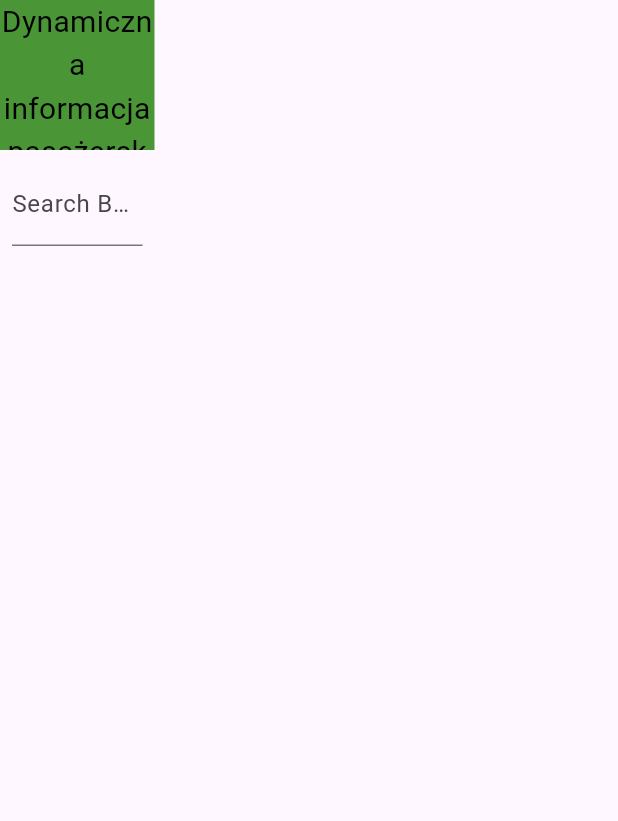
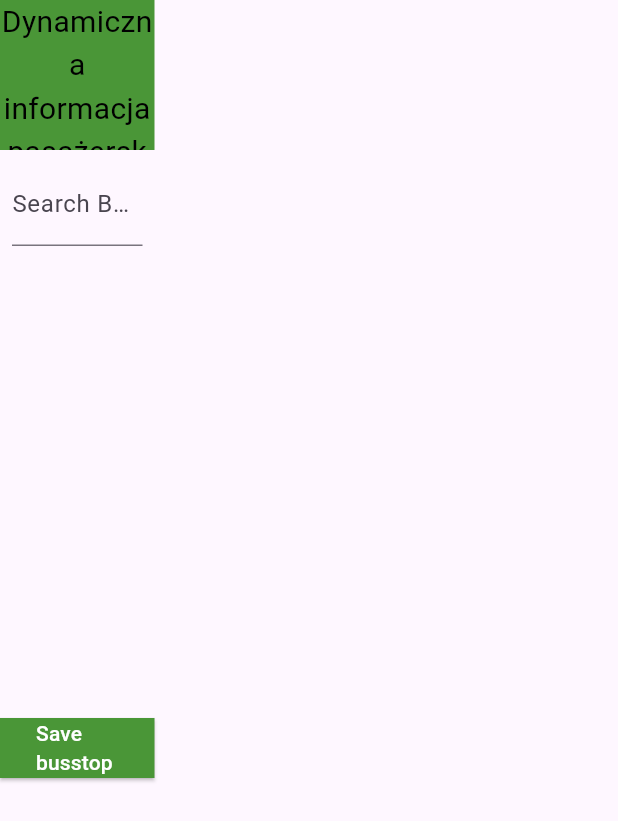
Before and after one commit to mrkuba1/WarsawTransApp, a Flutter app: the screen it shows after launch, on a phone screen of 412 x 824 dp. Shown: the top 821 px of the screen. Run offline on Flutter 3.47's test engine with Material 3 defaults, Android fonts, the phone set to English and light mode, and no system bars; drawn by our look-alikes of flutter_typeahead; our stand-ins replace responsive_builder.

Commit message:
Przyycisk save

```diff
--- /dev/null
+++ b/warsawtransapp/lib/models/favbusinfo.dart
@@ -0,0 +1,12 @@
+import 'package:warsawtransapp/data/busstops/models/busstopdata.dart';
+import 'package:warsawtransapp/data/lines/models/busline.dart';
+
+class FavBusInfo {
+  late final BusstopInfo busstopInfo;
+  late final List<BusLine> busLines;
+
+  FavBusInfo({
+    required this.busstopInfo,
+    required this.busLines,
+  });
+}
--- a/warsawtransapp/lib/pages/home.dart
+++ b/warsawtransapp/lib/pages/home.dart
@@ -8,6 +8,8 @@ import 'package:warsawtransapp/data/lines/models/busline.dart';
 import 'package:warsawtransapp/data/lines/models/busstoplines.dart';
 import 'package:warsawtransapp/data/timetables/models/busroute.dart';
 import 'package:warsawtransapp/data/timetables/models/busroutes.dart';
+import 'package:warsawtransapp/models/favbusinfo.dart';
+import 'package:warsawtransapp/utils/colors.dart';
 import 'package:warsawtransapp/widgets/bus_timetable_widget.dart';
 import 'package:warsawtransapp/widgets/lines_button_widget.dart';
 import 'package:warsawtransapp/widgets/nav_bus_widget.dart';
@@ -30,6 +32,8 @@ class _HomeState extends State<Home> {
   List<BusLine> selectedLines = [];
   List<BusRoute> busroutes = [];
   List<Busroutes> busRoutesList = [];
+  List<BusstopInfo> _data = [];
+  List<FavBusInfo> _favbusinfos = [];
 
   Future<void> fetchBusstopsInfo() async {
     print("POBIERAM DANE");
@@ -134,15 +138,11 @@ class _HomeState extends State<Home> {
                 SizedBox(
                   width: MediaQuery.of(context).size.width / 4,
                   height: 100,
-                  // child: BusStopsSearch(
-                  //   busstopsInfo: downloadBusstopsinfo,
-                  // ),
                   child: SearchWithSuggestionsWidget(
                     busstopsInfo: downloadBusstopsinfo,
                     onSuggestionSelectedCallback: (selectedBusStop) {
                       setState(() {});
                       fetchBusstopLines(selectedBusStop);
-                      // Tutaj możesz wykonać dowolne działania na wybranym przystanku
                       print('Selected bus stop: ${selectedBusStop.name}');
                     },
                   ),
@@ -158,7 +158,7 @@ class _HomeState extends State<Home> {
               children: [
                 SizedBox(
                   width: MediaQuery.of(context).size.width / 4,
-                  height: MediaQuery.of(context).size.height / (4 / 3),
+                  height: MediaQuery.of(context).size.height / 3,
                   child: busstopLines != null && busstopLines!.lines.isNotEmpty
                       ? LinesButtonsWidget(
                           items: busstopLines!.lines,
@@ -167,7 +167,7 @@ class _HomeState extends State<Home> {
                 ),
                 SizedBox(
                   width: MediaQuery.of(context).size.width / (4 / 3),
-                  height: MediaQuery.of(context).size.height / (4 / 3),
+                  height: MediaQuery.of(context).size.height / 3,
                   child: busroutes.isNotEmpty
                       ? BusTimeTableWidget(items: busroutes)
                       : const SizedBox(), // Jeśli nie ma linii autobusowych, nie wyświetlaj widgetu
@@ -178,19 +178,35 @@ class _HomeState extends State<Home> {
               children: [
                 SizedBox(
                   width: MediaQuery.of(context).size.width / 4,
-                  height: 100,
-                  // child: SaveList(
-                  //   selectedLines: selectedLines,
-                  //   busStop: selectedBusStop ??
-                  //       BusstopInfo(
-                  //           id: '',
-                  //           name: '',
-                  //           smallid: '',
-                  //           latitude: '',
-                  //           streetid: '',
-                  //           alitude: '',
-                  //           destionation: ''),
-                  // ),
+                  height: 300,
+                  child: Column(
+                      mainAxisAlignment: MainAxisAlignment.spaceEvenly,
+                      children: [
+                        Container(
+                          width: 200,
+                          child: ElevatedButton(
+                            onPressed: () {
+                              _addSelectedBusStop(selectedBusStop!);
+                            },
+                            style: ButtonStyle(
+                              shape: MaterialStateProperty.all<OutlinedBorder>(
+                                const RoundedRectangleBorder(
+                                  borderRadius: BorderRadius
+                                      .zero, // Brak zaokrąglenia rogów
+                                ),
+                              ),
+                              backgroundColor: MaterialStateProperty.all<Color>(
+                                AppColors.secondary,
+                              ),
+                            ),
+                            child: const Text(
+                              "Save busstop",
+                              style: TextStyle(color: Colors.white),
+                            ),
+                          ),
+                        ),
+                        _buildDataList(),
+                      ]),
                 ),
                 SizedBox(
                   width: MediaQuery.of(context).size.width / (4 / 3),
@@ -204,4 +220,45 @@ class _HomeState extends State<Home> {
       ),
     );
   }
+
+  void _addSelectedBusStop(BusstopInfo selectedBusStop) {
+    setState(() {
+      _data.add(selectedBusStop); // Dodawanie nazwy przystanku
+      //  _favbusinfos.add(FavBusInfo(busstopInfo: selectedBusStop,busLines: busstopLines?.lines));
+    });
+  }
+
+  Widget _buildDataList() {
+    return Expanded(
+      child: ListView.builder(
+        itemCount: _data.length,
+        itemBuilder: (context, index) {
+          return Dismissible(
+            key: UniqueKey(),
+            onDismissed: (direction) {
+              setState(() {
+                _data.removeAt(index);
+              });
+              ScaffoldMessenger.of(context).showSnackBar(const SnackBar(
+                content: Text('Element usunięty'),
+              ));
+            },
+            child: ListTile(
+              onTap: () {
+                _onSelectedBusStopFromList(_data[index]);
+              },
+              title: Text(_data[index].name), // Wyświetlanie nazwy przystanku
+            ),
+          );
+        },
+      ),
+    );
+  }
+
+  void _onSelectedBusStopFromList(BusstopInfo selectedBusStop) {
+    setState(() {
+      this.selectedBusStop = selectedBusStop;
+    });
+    fetchBusstopLines(selectedBusStop);
+  }
 }
--- a/warsawtransapp/lib/widgets/nav_bus_widget.dart
+++ b/warsawtransapp/lib/widgets/nav_bus_widget.dart
@@ -1,38 +1,36 @@
-// ignore_for_file: prefer_const_constructors
-
 import 'package:flutter/material.dart';
 import 'package:responsive_builder/responsive_builder.dart';
 import 'package:warsawtransapp/utils/colors.dart';
 
 class BusstopNavWidget extends StatefulWidget {
-  const BusstopNavWidget({super.key, required String name});
+  final String name;
+  const BusstopNavWidget({Key? key, required this.name}) : super(key: key);
 
   @override
   _BusstopNavWidgetState createState() => _BusstopNavWidgetState();
 }
 
 class _BusstopNavWidgetState extends State<BusstopNavWidget> {
-  String get busstopName => "Metro Politechnika 01";
-
   @override
   Widget build(BuildContext context) {
     return ScreenTypeLayout(
-      desktop: busstopNavWidgetNavBar(),
+      desktop: busstopNavWidgetNavBar(widget.name),
       mobile: mobileNavBar(),
     );
   }
 
   Widget mobileNavBar() {
     return Container(
-        margin: EdgeInsets.symmetric(horizontal: 20),
-        height: 70,
-        child: const Row(
-          mainAxisAlignment: MainAxisAlignment.spaceBetween,
-          children: [],
-        ));
+      margin: const EdgeInsets.symmetric(horizontal: 20),
+      height: 70,
+      child: const Row(
+        mainAxisAlignment: MainAxisAlignment.spaceBetween,
+        children: [],
+      ),
+    );
   }
 
-  Widget busstopNavWidgetNavBar() {
+  Widget busstopNavWidgetNavBar(String name) {
     return Container(
       margin: const EdgeInsets.symmetric(vertical: 0),
       height: 100,
@@ -40,7 +38,7 @@ class _BusstopNavWidgetState extends State<BusstopNavWidget> {
         color: AppColors.primary,
         child: Center(
           child: Text(
-            busstopName,
+            name,
             textAlign: TextAlign.center,
             style: const TextStyle(
               color: Colors.black,
--- a/warsawtransapp/lib/widgets/search_widget.dart
+++ b/warsawtransapp/lib/widgets/search_widget.dart
@@ -66,4 +66,8 @@ class _SearchWithSuggestionsWidgetState
       ),
     );
   }
+
+  void _onSuggestionSelected(BusstopInfo selectedBusStop) {
+    widget.onSuggestionSelectedCallback(selectedBusStop);
+  }
 }
```
Also changed, not shown: warsawtransapp/lib/data/timetables/models/busroute.dart (+16 -18 lines).
